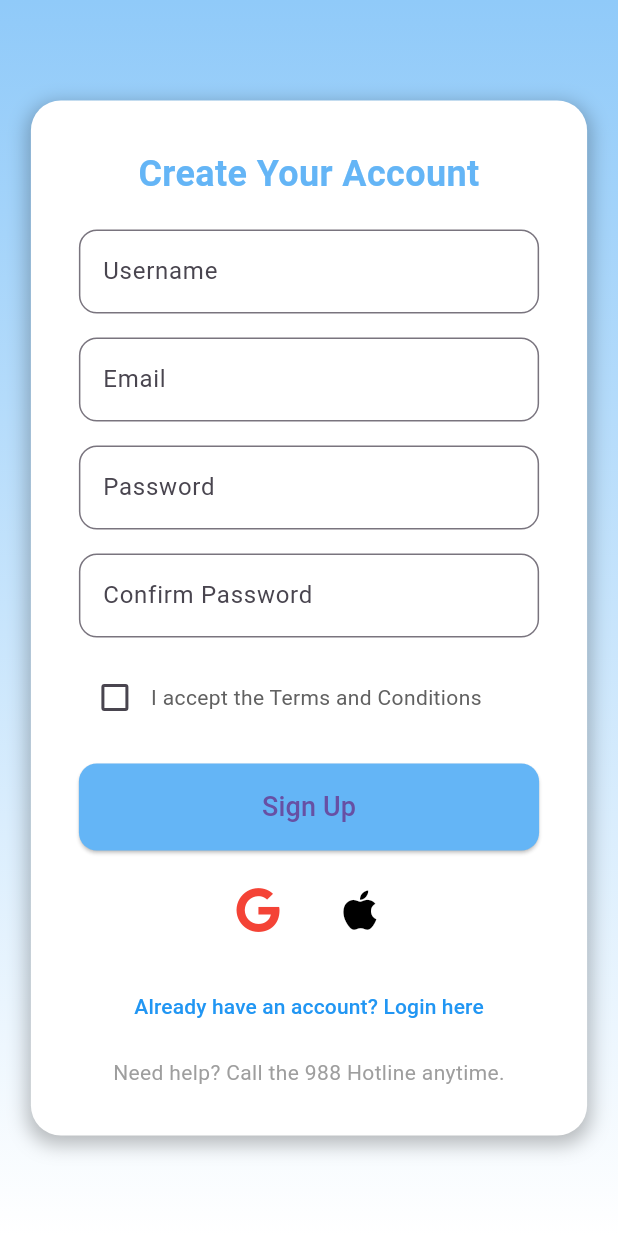
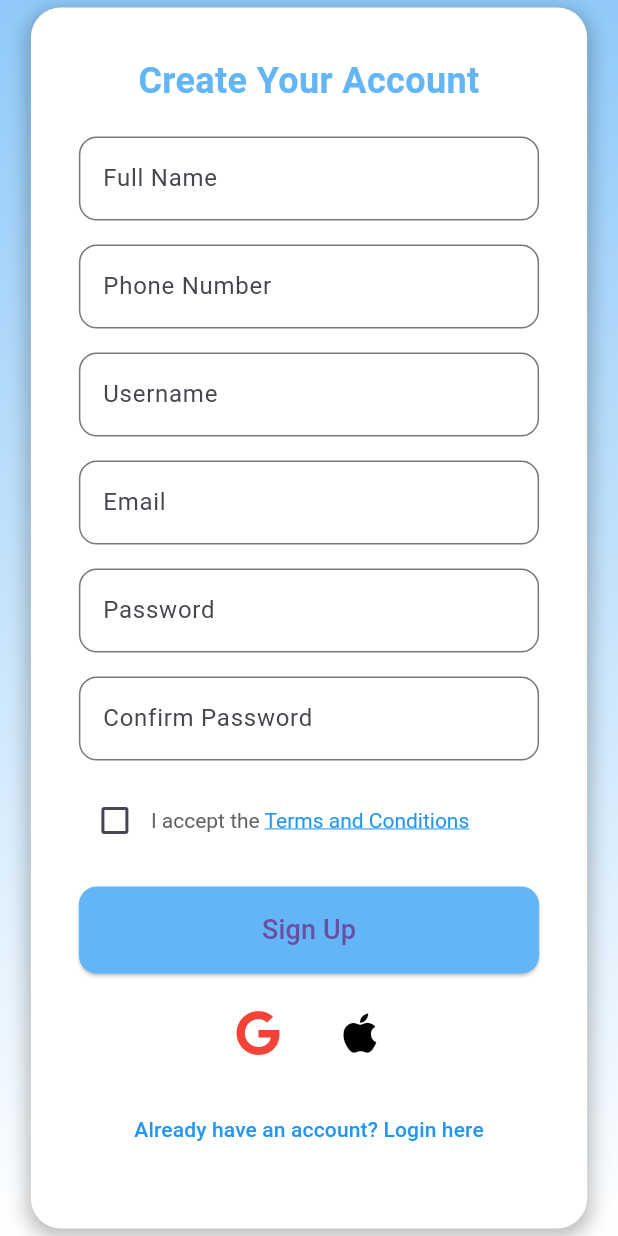
Before and after one commit to Ananypratap007/SOBA_Spring2025, a Flutter app: the SignUpPage screen opened directly, on a phone screen of 412 x 824 dp. Run offline on Flutter 3.47's test engine with Material 3 defaults, Android fonts, the light colour scheme and no system bars; our stand-ins replace camera, cloud_firestore, firebase_auth, firebase_core, firebase_storage, flutter_map and 3 more; missing offline and left inert: firebase_auth_platform_interface; accounts and stored records are empty.

Commit message:
Added terms & conditions, changed app name, add text fields to sign up page

```diff
--- a/soba_app/lib/login/login_screen.dart
+++ b/soba_app/lib/login/login_screen.dart
@@ -144,7 +144,7 @@ class _LoginPageState extends State<LoginPage> {
                 children: [
                   // Welcome Text
                   Text(
-                    'Welcome to a 988 Service!',
+                    'Welcome to Universal Safety!',
                     textAlign: TextAlign.center,
                     style: TextStyle(
                       fontSize: 24,
--- a/soba_app/lib/login/signup_screen.dart
+++ b/soba_app/lib/login/signup_screen.dart
@@ -1,8 +1,10 @@
 import 'package:flutter/material.dart';
+import 'package:flutter/gestures.dart';
 import 'package:font_awesome_flutter/font_awesome_flutter.dart';
 import 'package:soba_app/firebase_config.dart';
 import 'package:firebase_auth/firebase_auth.dart';
 import 'package:cloud_firestore/cloud_firestore.dart';
+import 'package:soba_app/login/terms.dart';
 
 class SignUpPage extends StatefulWidget {
   const SignUpPage({super.key, this.onSignUpComplete});
@@ -14,6 +16,8 @@ class SignUpPage extends StatefulWidget {
 }
 
 class _SignUpPageState extends State<SignUpPage> {
+  late final TextEditingController _nameController;
+  late final TextEditingController _phoneController;
   late final TextEditingController _usernameController;
   late final TextEditingController _emailController;
   late final TextEditingController _passwordController;
@@ -24,6 +28,8 @@ class _SignUpPageState extends State<SignUpPage> {
   @override
   void initState() {
     super.initState();
+    _nameController = TextEditingController();
+    _phoneController = TextEditingController();
     _usernameController = TextEditingController();
     _emailController = TextEditingController();
     _passwordController = TextEditingController();
@@ -32,6 +38,8 @@ class _SignUpPageState extends State<SignUpPage> {
 
   @override
   void dispose() {
+    _nameController.dispose();
+    _phoneController.dispose();
     _usernameController.dispose();
     _emailController.dispose();
     _passwordController.dispose();
@@ -74,6 +82,8 @@ class _SignUpPageState extends State<SignUpPage> {
 
       // Store additional user data in Firestore
       await FirebaseConfig.firestore.collection('users').doc(userCredential.user!.uid).set({
+        'name': _nameController.text.trim(),
+        'phone': _phoneController.text.trim(),
         'username': _usernameController.text.trim(),
         'email': _emailController.text.trim(),
         'createdAt': FieldValue.serverTimestamp(),
@@ -159,6 +169,32 @@ class _SignUpPageState extends State<SignUpPage> {
                   ),
                   const SizedBox(height: 20),
 
+                  // Name TextField
+                  TextField(
+                    controller: _nameController,
+                    decoration: InputDecoration(
+                      labelText: 'Full Name',
+                      border: OutlineInputBorder(
+                        borderRadius: BorderRadius.circular(12),
+                      ),
+                    ),
+                  ),
+                  const SizedBox(height: 16),
+
+                  // Phone Number TextField
+                  TextField(
+                    controller: _phoneController,
+                    keyboardType: TextInputType.phone,
+                    decoration: InputDecoration(
+                      labelText: 'Phone Number',
+                      border: OutlineInputBorder(
+                        borderRadius: BorderRadius.circular(12),
+                      ),
+                      prefixText: '+1 ',
+                    ),
+                  ),
+                  const SizedBox(height: 16),
+
                   // Username TextField
                   TextField(
                     controller: _usernameController,
@@ -222,9 +258,29 @@ class _SignUpPageState extends State<SignUpPage> {
                         },
                       ),
                       Expanded(
-                        child: Text(
-                          'I accept the Terms and Conditions',
-                          style: TextStyle(color: Colors.grey.shade700),
+                        child: RichText(
+                          text: TextSpan(
+                            text: 'I accept the ',
+                            style: TextStyle(color: Colors.grey.shade700),
+                            children: [
+                              TextSpan(
+                                text: 'Terms and Conditions',
+                                style: const TextStyle(
+                                  color: Colors.blue,
+                                  decoration: TextDecoration.underline,
+                                ),
+                                recognizer: TapGestureRecognizer()
+                                  ..onTap = () {
+                                    Navigator.push(
+                                      context,
+                                      MaterialPageRoute(
+                                        builder: (context) => const TermsAndConditionsPage(),
+                                      ),
+                                    );
+                                  },
+                              ),
+                            ],
+                          ),
                         ),
                       ),
                     ],
@@ -291,11 +347,7 @@ class _SignUpPageState extends State<SignUpPage> {
 
                   // Help Text
                   const SizedBox(height: 10),
-                  const Text(
-                    "Need help? Call the 988 Hotline anytime.",
-                    textAlign: TextAlign.center,
-                    style: TextStyle(color: Colors.grey),
-                  ),
+
                 ],
               ),
             ),
```
Also changed, not shown: soba_app/lib/login/terms.dart (added, +97 -0 lines).
